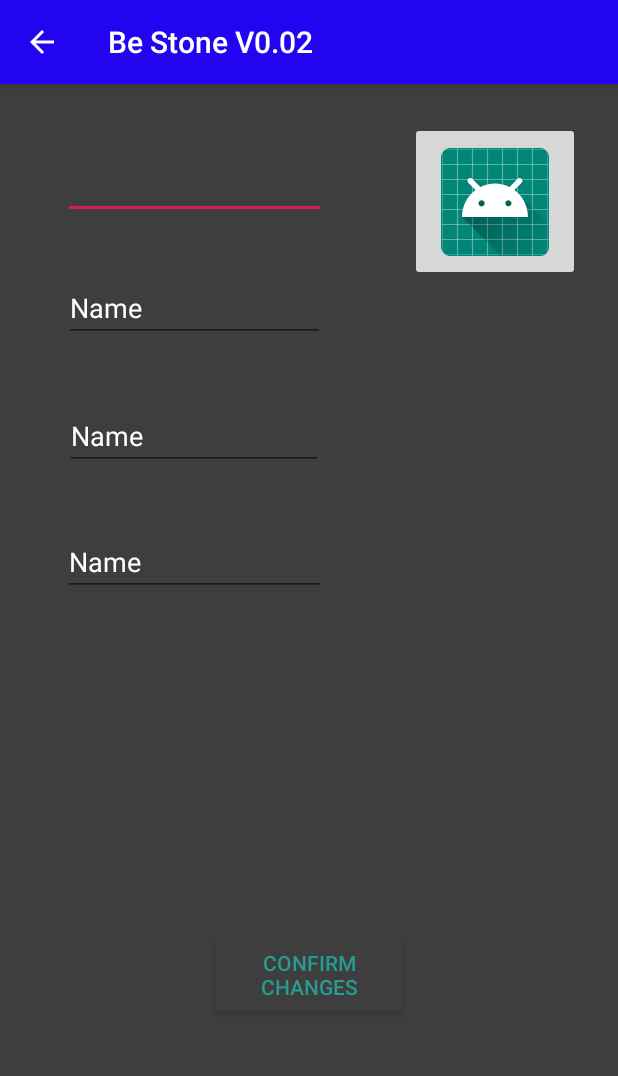
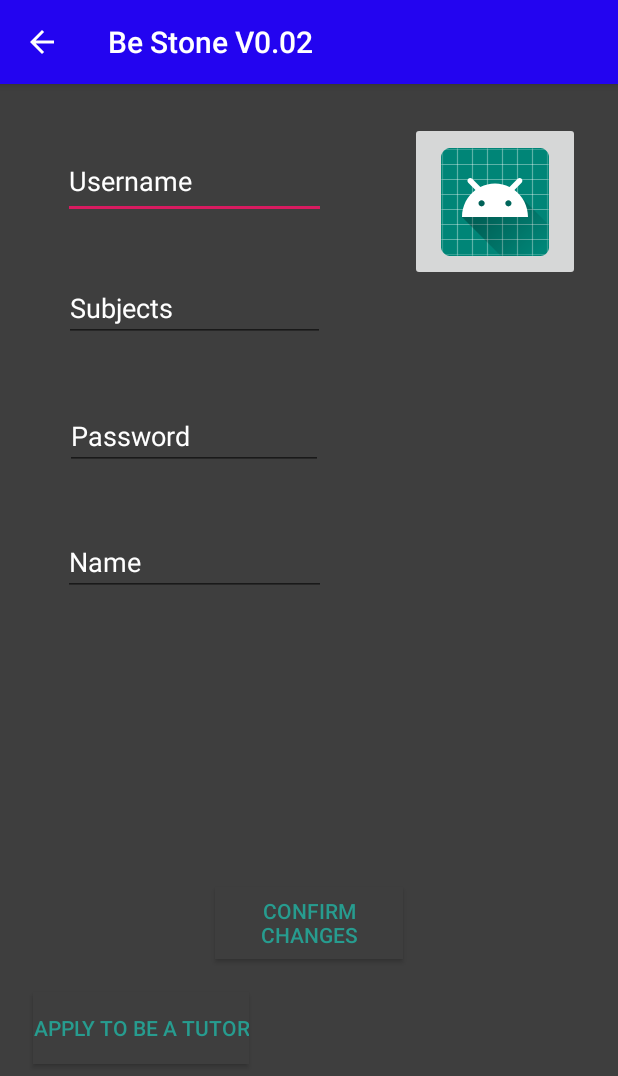
Before and after one commit to jonnybowen/BeStoneAlpha, an Android app: the profileActivity screen opened directly, with no data from a screen before it, on a phone screen of 412 x 824 dp. Shown: the top 1076 px of the screen. Run offline under Robolectric (Android 15) with nearby library versions, the phone set to English and light mode, and no system bars; Roboto replaces fonts that are not available here.

Commit message:
added tutor

```diff
--- a/app/src/main/java/com/example/bestonealpha/profileActivity.java
+++ b/app/src/main/java/com/example/bestonealpha/profileActivity.java
@@ -3,9 +3,12 @@ package com.example.bestonealpha;
 import androidx.appcompat.app.AppCompatActivity;
 import androidx.appcompat.app.AppCompatDelegate;
 
+import android.content.Intent;
 import android.os.Bundle;
 import android.view.Menu;
 import android.view.MenuItem;
+import android.view.View;
+import android.widget.Button;
 
 public class profileActivity extends AppCompatActivity {
 
@@ -22,6 +25,15 @@ public class profileActivity extends AppCompatActivity {
         setContentView(R.layout.activity_profile);
         getSupportActionBar().setDisplayHomeAsUpEnabled(true);
 
+        Button applyTutor = findViewById(R.id.applyTutor);
+        applyTutor.setOnClickListener(new View.OnClickListener() {
+            @Override
+            public void onClick(View v) {
+                Intent tutor = new Intent(getApplicationContext(), TutorActivity.class);
+                startActivity(tutor);
+            }
+        });
+
 
     }
 }
--- a/app/src/main/res/layout/activity_profile.xml
+++ b/app/src/main/res/layout/activity_profile.xml
@@ -8,7 +8,7 @@
     tools:context=".profileActivity">
 
     <ImageButton
-        android:id="@+id/imageButton2"
+        android:id="@+id/searchProfilePicture"
         android:layout_width="113dp"
         android:layout_height="106dp"
         android:layout_marginTop="25dp"
@@ -29,13 +29,14 @@
         android:layout_marginRight="30dp"
         android:ems="10"
         android:inputType="textPersonName"
+        android:text="Username"
         android:textColor="?attr/metaTextColor"
-        app:layout_constraintEnd_toStartOf="@+id/imageButton2"
+        app:layout_constraintEnd_toStartOf="@+id/searchProfilePicture"
         app:layout_constraintStart_toStartOf="parent"
         app:layout_constraintTop_toTopOf="parent" />
 
     <EditText
-        android:id="@+id/editText2"
+        android:id="@+id/subjectsOfInterest"
         android:layout_width="174dp"
         android:layout_height="42dp"
         android:layout_marginStart="15dp"
@@ -45,14 +46,14 @@
         android:layout_marginRight="30dp"
         android:ems="10"
         android:inputType="textPersonName"
-        android:text="Name"
+        android:text="Subjects"
         android:textColor="?attr/metaTextColor"
-        app:layout_constraintEnd_toStartOf="@+id/imageButton2"
+        app:layout_constraintEnd_toStartOf="@+id/searchProfilePicture"
         app:layout_constraintStart_toStartOf="parent"
         app:layout_constraintTop_toBottomOf="@+id/usernameEdit" />
 
     <EditText
-        android:id="@+id/editText3"
+        android:id="@+id/editPassword"
         android:layout_width="172dp"
         android:layout_height="45dp"
         android:layout_marginStart="15dp"
@@ -62,14 +63,14 @@
         android:layout_marginRight="30dp"
         android:ems="10"
         android:inputType="textPersonName"
-        android:text="Name"
+        android:text="Password"
         android:textColor="?attr/metaTextColor"
-        app:layout_constraintEnd_toStartOf="@+id/imageButton2"
+        app:layout_constraintEnd_toStartOf="@+id/searchProfilePicture"
         app:layout_constraintStart_toStartOf="parent"
-        app:layout_constraintTop_toBottomOf="@+id/editText2" />
+        app:layout_constraintTop_toBottomOf="@+id/subjectsOfInterest" />
 
     <EditText
-        android:id="@+id/editText4"
+        android:id="@+id/confirmPassword"
         android:layout_width="175dp"
         android:layout_height="44dp"
         android:layout_marginStart="15dp"
@@ -81,12 +82,12 @@
         android:inputType="textPersonName"
         android:text="Name"
         android:textColor="?attr/metaTextColor"
-        app:layout_constraintEnd_toStartOf="@+id/imageButton2"
+        app:layout_constraintEnd_toStartOf="@+id/searchProfilePicture"
         app:layout_constraintStart_toStartOf="parent"
-        app:layout_constraintTop_toBottomOf="@+id/editText3" />
+        app:layout_constraintTop_toBottomOf="@+id/editPassword" />
 
     <Button
-        android:id="@+id/button2"
+        android:id="@+id/confirmChangesButton"
         android:layout_width="125dp"
         android:layout_height="48dp"
         android:layout_marginStart="100dp"
@@ -94,7 +95,7 @@
         android:layout_marginTop="450dp"
         android:layout_marginEnd="100dp"
         android:layout_marginRight="100dp"
-        android:layout_marginBottom="30dp"
+        android:layout_marginBottom="100dp"
         android:background="?attr/bgColor"
         android:text="Confirm Changes"
         android:textColor="?attr/textColor"
@@ -102,4 +103,22 @@
         app:layout_constraintEnd_toEndOf="parent"
         app:layout_constraintStart_toStartOf="parent"
         app:layout_constraintTop_toTopOf="parent" />
+
+    <Button
+        android:id="@+id/applyTutor"
+        android:layout_width="wrap_content"
+        android:layout_height="wrap_content"
+        android:layout_marginStart="75dp"
+        android:layout_marginLeft="75dp"
+        android:layout_marginTop="500dp"
+        android:layout_marginEnd="300dp"
+        android:layout_marginRight="300dp"
+        android:layout_marginBottom="10dp"
+        android:background="?attr/bgColor"
+        android:text="Apply to be a tutor"
+        android:textColor="?attr/textColor"
+        app:layout_constraintBottom_toBottomOf="parent"
+        app:layout_constraintEnd_toEndOf="parent"
+        app:layout_constraintStart_toStartOf="parent"
+        app:layout_constraintTop_toTopOf="parent" />
 </androidx.constraintlayout.widget.ConstraintLayout>
```
Also changed, not shown: app/src/main/AndroidManifest.xml (+6 -3 lines), app/src/main/java/com/example/bestonealpha/TutorActivity.java (added, +20 -0 lines), app/src/main/java/com/example/bestonealpha/searchActivity.java (+4 -12 lines), app/src/main/res/layout/activity_apply_tutor.xml (added, +86 -0 lines), app/src/main/res/layout/activity_search.xml (+96 -2 lines), app/src/main/res/layout/activity_study_group_details.xml (+23 -23 lines).
